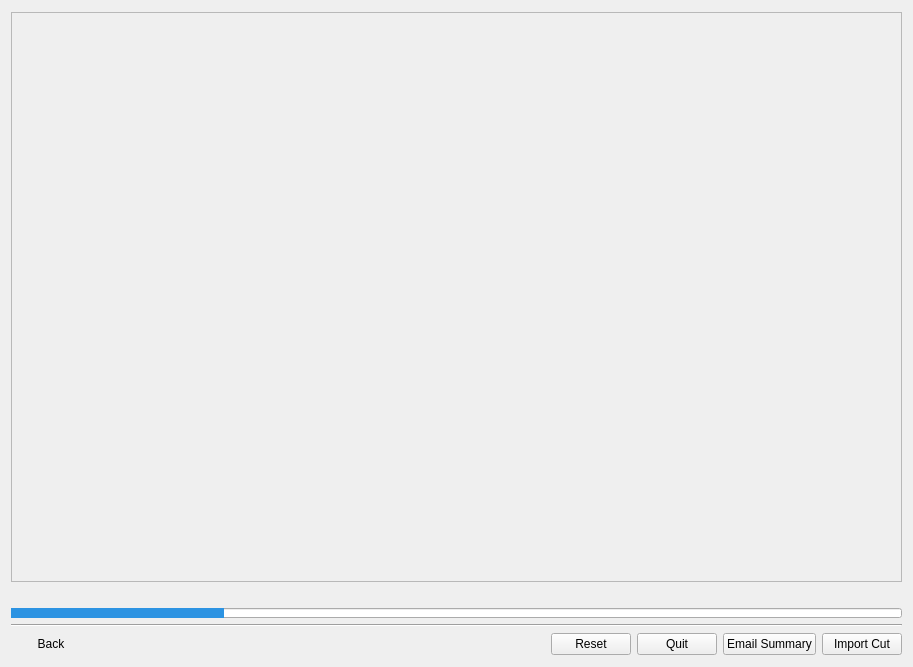
First picture: the form in resources/dialog.ui, repository shotgunsoftware/tk-multi-importcut, before the edit.
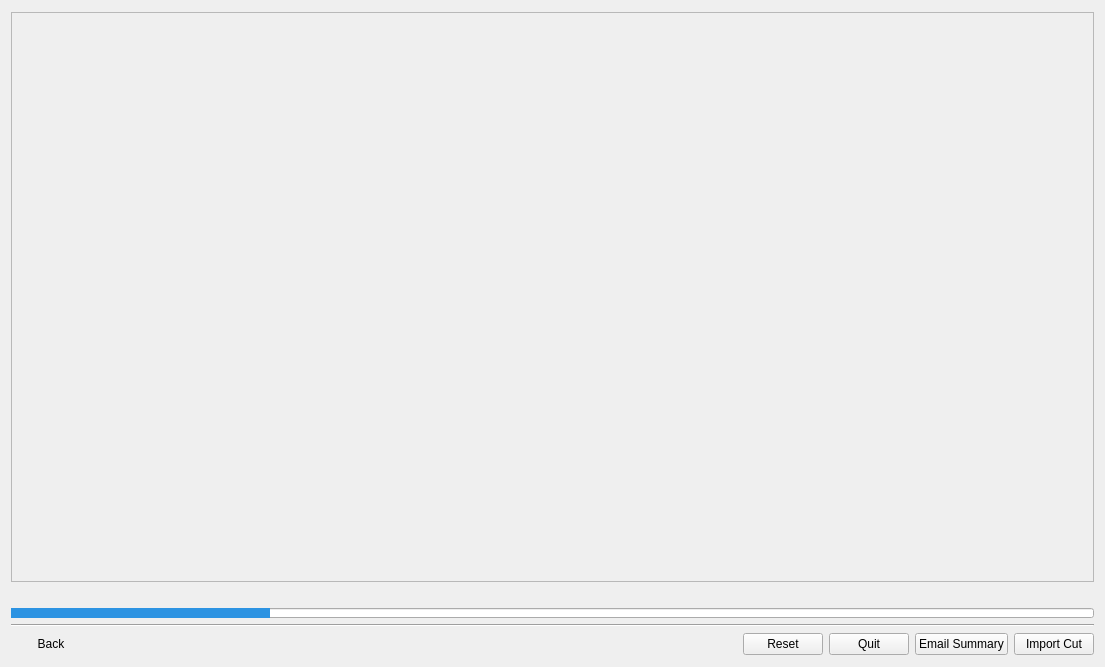
Second picture: the form after the edit. The open tabs and pages were chosen to show the change. Icons and pictures are not drawn. Custom widgets are drawn as their Qt base class.

Patch:
```diff
--- a/resources/dialog.ui
+++ b/resources/dialog.ui
@@ -6,7 +6,7 @@
    <rect>
     <x>0</x>
     <y>0</y>
-    <width>913</width>
+    <width>1105</width>
     <height>667</height>
    </rect>
   </property>
@@ -65,6 +65,9 @@
             <height>535</height>
            </rect>
           </property>
+          <property name="styleSheet">
+           <string notr="true"/>
+          </property>
           <layout class="QGridLayout" name="sequence_grid" rowstretch="0">
            <property name="margin">
             <number>0</number>
```
Left out of the diff: 2 changed lines with no effect on the pictures.
